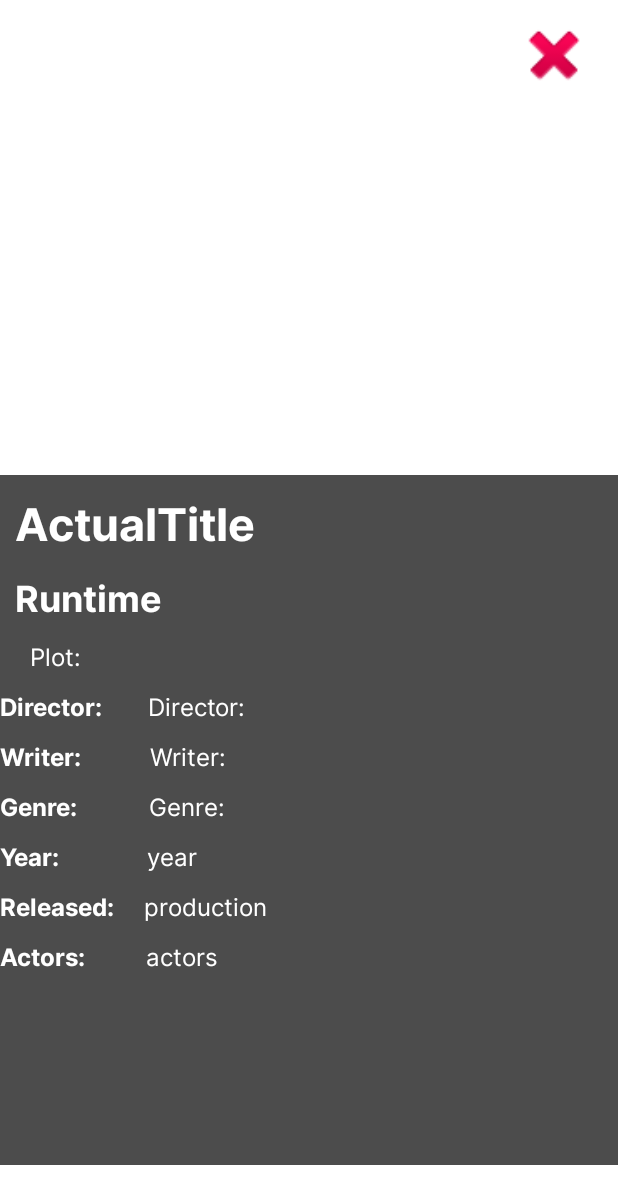
After one commit to Filip-Ku/MovieMingle, an Android app: the FilmInfo screen opened directly, with no data from a screen before it, on a phone screen of 412 x 824 dp. The commit adds this screen. Shown: the top 1204 px of the screen. Run offline under Robolectric (Android 15) with nearby library versions, the phone set to English and light mode, and no system bars; our stand-ins replace Picasso; pictures from the network do not load.

Commit message:
Dodano opcje wyswietlania informacji o filmie

```diff
--- a/src/main/AndroidManifest.xml
+++ b/src/main/AndroidManifest.xml
@@ -25,6 +25,7 @@
             </intent-filter>
         </activity>
         <activity android:name=".ui.Poster" />
+        <activity android:name=".ui.FilmInfo" />
     </application>
 
 </manifest>
--- a/src/main/java/com/example/moviemingle/ui/Film.java
+++ b/src/main/java/com/example/moviemingle/ui/Film.java
@@ -11,7 +11,30 @@ public class Film {
     private String Poster;
 
     private String Writer;
-    private Film(String Title,String Year,String Time,String Director,String Response,String Poster,String Writer){
+
+    private String Released;
+    private String Genre;
+
+    private String Actors;
+    private String Plot;
+
+    public String getReleased() {
+        return Released;
+    }
+
+    public String getGenre() {
+        return Genre;
+    }
+
+    public String getActors() {
+        return Actors;
+    }
+
+    public String getPlot() {
+        return Plot;
+    }
+
+    private Film(String Title, String Year, String Time, String Director, String Response, String Poster, String Writer, String Released, String Genre, String Actors, String Plot){
         this.Director=Director;
         this.Runtime=Time;
         this.Year=Year;
@@ -19,6 +42,10 @@ public class Film {
         this.Response=Response;
         this.Poster=Poster;
         this.Writer=Writer;
+        this.Released=Released;
+        this.Genre=Genre;
+        this.Actors=Actors;
+        this.Plot=Plot;
     }
 
     public String getDirector() {
--- a/src/main/java/com/example/moviemingle/ui/FilmAdapter.java
+++ b/src/main/java/com/example/moviemingle/ui/FilmAdapter.java
@@ -25,6 +25,8 @@ public class FilmAdapter extends RecyclerView.Adapter<FilmAdapter.ViewHolder> {
 
     private OnPosterClickListener onPosterClickListener;
 
+    private OnItemClickListener onItemClickListener;
+
     @NonNull
     @Override
     public ViewHolder onCreateViewHolder(@NonNull ViewGroup parent, int viewType) {
@@ -34,6 +36,14 @@ public class FilmAdapter extends RecyclerView.Adapter<FilmAdapter.ViewHolder> {
 
     public void setOnPosterClickListener(OnPosterClickListener listener) {
         this.onPosterClickListener = listener;
+    }
+
+    public void setOnItemClickListener(OnItemClickListener listener) {
+        this.onItemClickListener = listener;
+    }
+
+    public interface OnItemClickListener {
+        void onItemClick(int position);
     }
 
     public interface OnPosterClickListener {
@@ -52,6 +62,16 @@ public class FilmAdapter extends RecyclerView.Adapter<FilmAdapter.ViewHolder> {
                 onPosterClick(position);
             }
         });
+
+        holder.itemView.setOnClickListener(new View.OnClickListener() {
+            @Override
+            public void onClick(View view) {
+                if (onItemClickListener != null) {
+                    onItemClickListener.onItemClick(position);
+                }
+            }
+        });
+
     }
 
     public void onPosterClick(int position) {
--- /dev/null
+++ b/src/main/java/com/example/moviemingle/ui/FilmInfo.java
@@ -0,0 +1,96 @@
+package com.example.moviemingle.ui;
+
+import android.os.Bundle;
+import android.util.Log;
+import android.view.View;
+import android.widget.ImageView;
+import android.widget.TextView;
+
+import androidx.appcompat.app.AppCompatActivity;
+
+import com.example.moviemingle.R;
+import com.example.moviemingle.ui.Film;
+import com.example.moviemingle.ui.JsonPlaceholderAPI;
+import com.squareup.picasso.Picasso;
+
+import retrofit2.Call;
+import retrofit2.Callback;
+import retrofit2.Response;
+import retrofit2.Retrofit;
+import retrofit2.converter.gson.GsonConverterFactory;
+
+public class FilmInfo extends AppCompatActivity {
+
+   private String title;
+
+   private TextView titleTextView;
+   private TextView runtimeTextView;
+   private TextView directorTextView;
+   private TextView writerTextView;
+   private TextView genreTextView;
+   private TextView yearTextView;
+   private TextView actorsTextView;
+   private TextView plotTextView;
+   private TextView productionTextView;
+
+   private ImageView posterImageView;
+    @Override
+    protected void onCreate(Bundle savedInstanceState) {
+        super.onCreate(savedInstanceState);
+        setContentView(R.layout.filminfo_layout);
+        titleTextView = findViewById(R.id.titleTextView);
+        runtimeTextView = findViewById(R.id.runtimeTextView);
+        directorTextView = findViewById(R.id.directorTextView);
+        writerTextView = findViewById(R.id.writerTextView);
+        genreTextView = findViewById(R.id.genreTextView);
+        yearTextView = findViewById(R.id.yearTextView);
+        actorsTextView = findViewById(R.id.actorsTextView);
+        plotTextView = findViewById(R.id.plotTextView);
+        productionTextView = findViewById(R.id.productionTextView);
+        posterImageView = findViewById(R.id.posterImageView);
+        getSupportActionBar().hide();
+        title = getIntent().getStringExtra("filmInfo");
+        Retrofit retrofit = new Retrofit.Builder()
+                .baseUrl("http://www.omdbapi.com/")
+                .addConverterFactory(GsonConverterFactory.create())
+                .build();
+
+        JsonPlaceholderAPI jsonPlaceholderAPI = retrofit.create(JsonPlaceholderAPI.class);
+        Call<Film> call = jsonPlaceholderAPI.getFilm("7e8698f5", title);
+
+        call.enqueue(new Callback<Film>() {
+            @Override
+            public void onResponse(Call<Film> call, Response<Film> response) {
+                titleTextView.setText(response.body().getTitle().toString());
+                runtimeTextView.setText(response.body().getTime().toString());
+                directorTextView.setText(response.body().getDirector().toString());
+                writerTextView.setText(response.body().getWriter().toString());
+                genreTextView.setText(response.body().getGenre().toString());
+                yearTextView.setText(response.body().getYear().toString());
+                actorsTextView.setText(response.body().getActors().toString());
+                plotTextView.setText(response.body().getPlot().toString());
+                productionTextView.setText(response.body().getReleased().toString());
+                if(response.body().getPoster().equals("N/A")) {
+                    Picasso.get().load("https://i.imgur.com/zYUBMnP.png").into(posterImageView);
+                } else {
+                    Picasso.get().load(response.body().getPoster()).into(posterImageView);
+                }
+            }
+
+            @Override
+            public void onFailure(Call<Film> call, Throwable t) {
+                Log.e("HomeFragment", "Error: " + t.getMessage());
+            }
+        });
+    }
+
+    public void turnOff(View view) {
+        finish();
+    }
+
+    @Override
+    protected void onDestroy() {
+        super.onDestroy();
+        title="";
+    }
+}
--- a/src/main/java/com/example/moviemingle/ui/home/HomeFragment.java
+++ b/src/main/java/com/example/moviemingle/ui/home/HomeFragment.java
@@ -2,7 +2,6 @@ package com.example.moviemingle.ui.home;
 
 
 import android.content.Intent;
-import android.net.Uri;
 import android.os.Bundle;
 import android.util.Log;
 import android.view.LayoutInflater;
@@ -10,13 +9,12 @@ import android.view.View;
 import android.view.ViewGroup;
 import android.widget.EditText;
 import android.widget.ImageView;
-import android.widget.TextView;
 
 import androidx.annotation.NonNull;
 import androidx.fragment.app.Fragment;
-import androidx.recyclerview.widget.LinearLayoutManager;
 import androidx.recyclerview.widget.RecyclerView;
 
+import com.example.moviemingle.ui.FilmInfo;
 import com.example.moviemingle.R;
 import com.example.moviemingle.databinding.FragmentHomeBinding;
 import com.example.moviemingle.ui.Film;
@@ -201,12 +199,23 @@ public class HomeFragment extends Fragment {
 
     private void updateRecyclerView() {
         adapter = new FilmAdapter(filmList);
+
         adapter.setOnPosterClickListener(new FilmAdapter.OnPosterClickListener() {
             @Override
             public void onPosterClick(int position) {
                 Film clickedFilm = filmList.get(position);
                 Intent intent = new Intent(getContext(), Poster.class);
                 intent.putExtra("posterUrl", clickedFilm.getPoster());
+                startActivity(intent);
+            }
+        });
+
+        adapter.setOnItemClickListener(new FilmAdapter.OnItemClickListener() {
+            @Override
+            public void onItemClick(int position) {
+                Film clickedFilm = filmList.get(position);
+                Intent intent = new Intent(getContext(), FilmInfo.class);
+                intent.putExtra("filmInfo", clickedFilm.getTitle());
                 startActivity(intent);
             }
         });
--- a/src/main/java/com/example/moviemingle/ui/series/SeriesFragment.java
+++ b/src/main/java/com/example/moviemingle/ui/series/SeriesFragment.java
@@ -19,6 +19,7 @@ import com.example.moviemingle.R;
 import com.example.moviemingle.databinding.FragmentHomeBinding;
 import com.example.moviemingle.ui.Film;
 import com.example.moviemingle.ui.FilmAdapter;
+import com.example.moviemingle.ui.FilmInfo;
 import com.example.moviemingle.ui.JsonPlaceholderAPI;
 import com.example.moviemingle.ui.Poster;
 import com.example.moviemingle.ui.SearchResult;
@@ -199,6 +200,16 @@ public class SeriesFragment extends Fragment {
                 startActivity(intent);
             }
         });
+
+        adapter.setOnItemClickListener(new FilmAdapter.OnItemClickListener() {
+            @Override
+            public void onItemClick(int position) {
+                Film clickedFilm = serialList.get(position);
+                Intent intent = new Intent(getContext(), FilmInfo.class);
+                intent.putExtra("filmInfo", clickedFilm.getTitle());
+                startActivity(intent);
+            }
+        });
         recyclerView.setAdapter(adapter);
     }
 
--- /dev/null
+++ b/src/main/res/layout/filminfo_layout.xml
@@ -0,0 +1,253 @@
+<?xml version="1.0" encoding="utf-8"?>
+<androidx.constraintlayout.widget.ConstraintLayout xmlns:android="http://schemas.android.com/apk/res/android"
+    xmlns:app="http://schemas.android.com/apk/res-auto"
+    xmlns:tools="http://schemas.android.com/tools"
+    android:layout_width="match_parent"
+    android:layout_height="match_parent"
+    tools:context=".ui.FilmInfo">
+
+    <ImageView
+        android:id="@+id/posterImageView"
+        android:layout_width="413dp"
+        android:layout_height="729dp"
+        app:layout_constraintBottom_toBottomOf="parent"
+        app:layout_constraintEnd_toEndOf="parent"
+        app:layout_constraintHorizontal_bias="0.0"
+        app:layout_constraintStart_toStartOf="parent"
+        app:layout_constraintTop_toTopOf="parent"
+        tools:srcCompat="@tools:sample/avatars" />
+
+    <ImageView
+        android:id="@+id/imageView2"
+        android:layout_width="65dp"
+        android:layout_height="53dp"
+        app:layout_constraintEnd_toEndOf="parent"
+        app:layout_constraintTop_toTopOf="parent"
+        android:layout_marginTop="10dp"
+        android:layout_marginRight="10dp"
+        android:clickable="true"
+        android:onClick="turnOff"
+        app:srcCompat="@android:drawable/ic_delete" />
+
+
+    <LinearLayout
+        android:layout_width="match_parent"
+        android:layout_height="460dp"
+        android:orientation="vertical"
+        app:layout_constraintBottom_toBottomOf="@+id/posterImageView"
+        app:layout_constraintEnd_toEndOf="parent"
+        app:layout_constraintStart_toStartOf="parent"
+        android:background="@color/black_transparent_10">
+
+
+        <TextView
+            android:id="@+id/titleTextView"
+            android:layout_width="wrap_content"
+            android:layout_height="wrap_content"
+            android:fontFamily="@font/interbold"
+            android:text="ActualTitle"
+            android:textColor="@color/white"
+            android:textSize="30dp"
+            tools:layout_editor_absoluteX="25dp"
+            tools:layout_editor_absoluteY="16dp"
+            android:layout_marginTop="10dp"
+            android:layout_marginStart="10dp"/>
+
+        <TextView
+            android:id="@+id/runtimeTextView"
+            android:layout_width="wrap_content"
+            android:layout_height="wrap_content"
+            android:fontFamily="@font/interbold"
+            android:text="Runtime"
+            android:textColor="@color/white"
+            android:textSize="24dp"
+            tools:layout_editor_absoluteX="273dp"
+            tools:layout_editor_absoluteY="26dp"
+            android:layout_marginTop="10dp"
+            android:layout_marginStart="10dp"/>
+
+        <TextView
+            android:id="@+id/plotTextView"
+            android:layout_width="360dp"
+            android:layout_height="wrap_content"
+            android:layout_marginTop="10dp"
+            android:fontFamily="@font/interegular"
+            android:text="Plot:"
+            android:textColor="@color/white"
+            android:textSize="16dp"
+            tools:layout_editor_absoluteX="25dp"
+            tools:layout_editor_absoluteY="67dp"
+            android:layout_marginLeft="20dp"/>
+
+        <LinearLayout
+            android:layout_width="match_parent"
+            android:layout_height="wrap_content"
+            android:orientation="horizontal"
+            android:layout_marginTop="10dp">
+        <TextView
+            android:id="@+id/textView"
+            android:layout_width="wrap_content"
+            android:layout_height="wrap_content"
+            android:fontFamily="@font/interbold"
+            android:text="Director:"
+            android:textColor="@color/white"
+            android:textSize="16dp"
+            tools:layout_editor_absoluteX="16dp"
+            tools:layout_editor_absoluteY="147dp" />
+
+        <TextView
+            android:id="@+id/directorTextView"
+            android:layout_width="wrap_content"
+            android:layout_height="wrap_content"
+            android:fontFamily="@font/interegular"
+            android:text="Director:"
+            android:textColor="@color/white"
+            android:textSize="16dp"
+            tools:layout_editor_absoluteX="115dp"
+            tools:layout_editor_absoluteY="147dp"
+            android:layout_marginLeft="30dp"/>
+        </LinearLayout>
+    <LinearLayout
+        android:layout_width="match_parent"
+        android:layout_height="wrap_content"
+        android:orientation="horizontal"
+        android:layout_marginTop="10dp">
+        <TextView
+            android:id="@+id/textView2"
+            android:layout_width="wrap_content"
+            android:layout_height="wrap_content"
+            android:fontFamily="@font/interbold"
+            android:text="Writer:"
+            android:textColor="@color/white"
+            android:textSize="16dp"
+            tools:layout_editor_absoluteX="16dp"
+            tools:layout_editor_absoluteY="177dp" />
+
+        <TextView
+            android:id="@+id/writerTextView"
+            android:layout_width="wrap_content"
+            android:layout_height="wrap_content"
+            android:fontFamily="@font/interegular"
+            android:text="Writer:"
+            android:textColor="@color/white"
+            android:textSize="16dp"
+            tools:layout_editor_absoluteX="115dp"
+            tools:layout_editor_absoluteY="177dp"
+            android:layout_marginLeft="45dp"/>
+    </LinearLayout>
+    <LinearLayout
+        android:layout_width="match_parent"
+        android:layout_height="wrap_content"
+        android:orientation="horizontal"
+        android:layout_marginTop="10dp">
+        <TextView
+            android:id="@+id/textView3"
+            android:layout_width="wrap_content"
+            android:layout_height="wrap_content"
+            android:fontFamily="@font/interbold"
+            android:text="Genre:"
+            android:textColor="@color/white"
+            android:textSize="16dp"
+            tools:layout_editor_absoluteX="16dp"
+            tools:layout_editor_absoluteY="207dp" />
+
+        <TextView
+            android:id="@+id/genreTextView"
+            android:layout_width="wrap_content"
+            android:layout_height="wrap_content"
+            android:fontFamily="@font/interegular"
+            android:text="Genre:"
+            android:textColor="@color/white"
+            android:textSize="16dp"
+            tools:layout_editor_absoluteX="115dp"
+            tools:layout_editor_absoluteY="207dp"
+            android:layout_marginLeft="47dp"/>
+    </LinearLayout>
+    <LinearLayout
+        android:layout_width="match_parent"
+        android:layout_height="wrap_content"
+        android:orientation="horizontal"
+        android:layout_marginTop="10dp">
+        <TextView
+            android:id="@+id/textView4"
+            android:layout_width="wrap_content"
+            android:layout_height="wrap_content"
+            android:fontFamily="@font/interbold"
+            android:text="Year:"
+            android:textColor="@color/white"
+            android:textSize="16dp"
+            tools:layout_editor_absoluteX="16dp"
+            tools:layout_editor_absoluteY="237dp" />
+
+        <TextView
+            android:id="@+id/yearTextView"
+            android:layout_width="wrap_content"
+            android:layout_height="wrap_content"
+            android:fontFamily="@font/interegular"
+            android:text="year"
+            android:textColor="@color/white"
+            android:textSize="16dp"
+            tools:layout_editor_absoluteX="115dp"
+            tools:layout_editor_absoluteY="237dp"
+            android:layout_marginLeft="58dp"/>
+    </LinearLayout>
+    <LinearLayout
+        android:layout_width="match_parent"
+        android:layout_height="wrap_content"
+        android:orientation="horizontal"
+        android:layout_marginTop="10dp">
+        <TextView
+            android:id="@+id/textView5"
+            android:layout_width="wrap_content"
+            android:layout_height="wrap_content"
+            android:fontFamily="@font/interbold"
+            android:text="Released:"
+            android:textColor="@color/white"
+            android:textSize="16dp"
+            tools:layout_editor_absoluteX="16dp"
+            tools:layout_editor_absoluteY="267dp" />
+
+        <TextView
+            android:id="@+id/productionTextView"
+            android:layout_width="wrap_content"
+            android:layout_height="wrap_content"
+            android:fontFamily="@font/interegular"
+            android:text="production"
+            android:textColor="@color/white"
+            android:textSize="16dp"
+            tools:layout_editor_absoluteX="115dp"
+            tools:layout_editor_absoluteY="267dp"
+            android:layout_marginLeft="20dp"/>
+    </LinearLayout>
+    <LinearLayout
+        android:layout_width="match_parent"
+        android:layout_height="wrap_content"
+        android:orientation="horizontal"
+        android:layout_marginTop="10dp">
+        <TextView
+            android:id="@+id/textView6"
+            android:layout_width="wrap_content"
+            android:layout_height="wrap_content"
+            android:fontFamily="@font/interbold"
+            android:text="Actors:"
+            android:textColor="@color/white"
+            android:textSize="16dp"
+            tools:layout_editor_absoluteX="16dp"
+            tools:layout_editor_absoluteY="297dp" />
+
+        <TextView
+            android:id="@+id/actorsTextView"
+            android:layout_width="240dp"
+            android:layout_height="wrap_content"
+            android:fontFamily="@font/interegular"
+            android:text="actors"
+            android:textColor="@color/white"
+            android:textSize="16dp"
+            tools:layout_editor_absoluteX="115dp"
+            tools:layout_editor_absoluteY="297dp"
+            android:layout_marginLeft="40dp"/>
+    </LinearLayout>
+    </LinearLayout>
+
+
+</androidx.constraintlayout.widget.ConstraintLayout>
--- a/src/main/res/layout/single_film.xml
+++ b/src/main/res/layout/single_film.xml
@@ -5,7 +5,9 @@
     android:layout_width="match_parent"
     android:layout_height="150dp"
     android:orientation="vertical"
-    android:background="@color/black">
+    android:background="@color/black"
+    android:clickable="true"
+    >
 
 
     <TextView
--- a/src/main/res/values/colors.xml
+++ b/src/main/res/values/colors.xml
@@ -9,4 +9,5 @@
     <color name="white">#FFFFFFFF</color>
     <color name="darkgrey">#111111</color>
     <color name="orange">#FF9800</color>
+    <color name="black_transparent_10">#B3000000</color>
 </resources>
```
